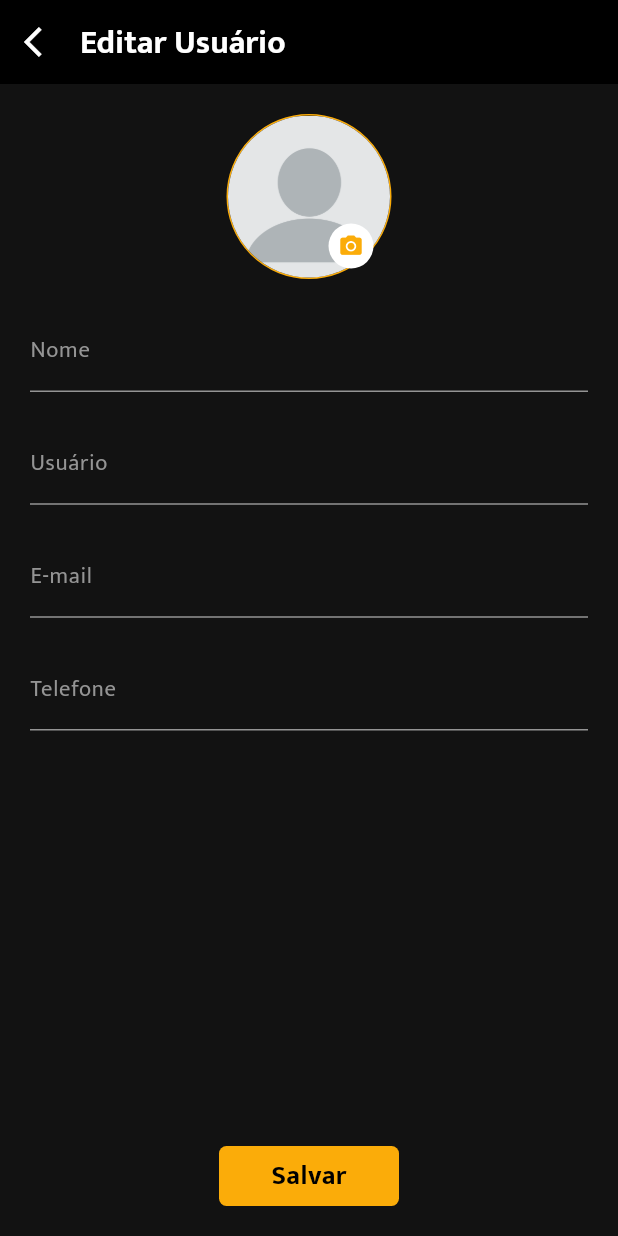
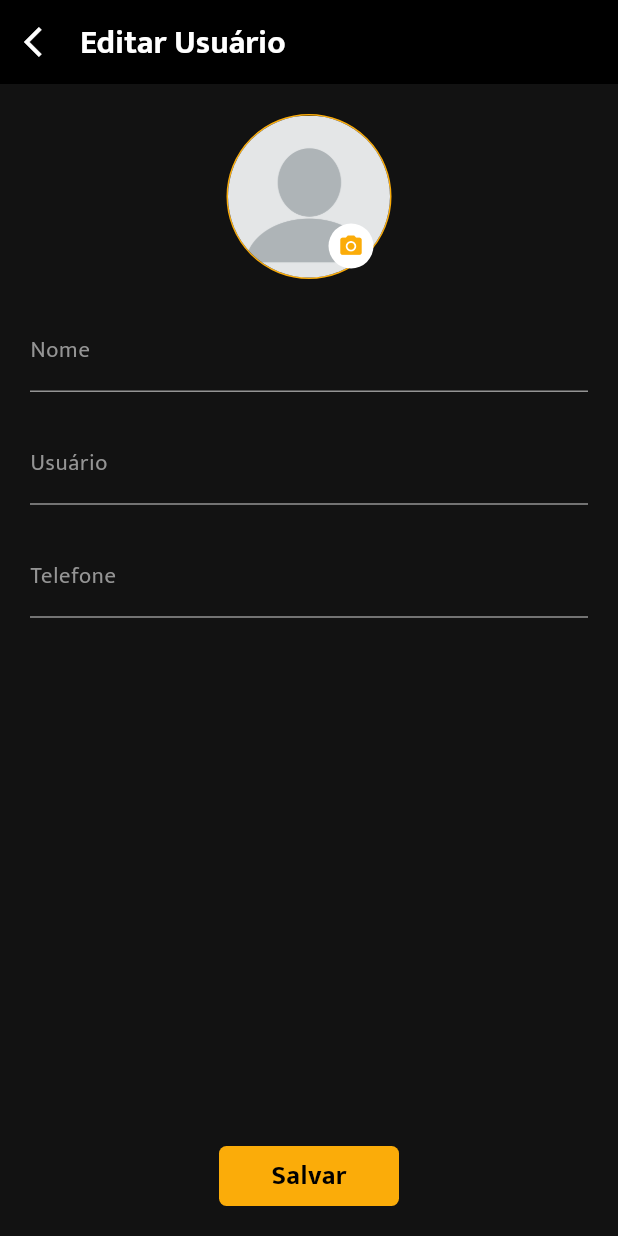
Before and after one commit to micaeleCAMPBrasil/app_tuddo_gramado, a Flutter app: the EditProfilePage screen opened directly with empty values, on a phone screen of 412 x 824 dp. Run offline on Flutter 3.47's test engine with Material 3 defaults, Android fonts, the phone set to English and light mode, and no system bars; drawn by our look-alikes of auto_size_text; our stand-ins replace cached_network_image, carousel_slider, cloud_firestore, dio, firebase_auth, firebase_core and 14 more; missing offline and left inert: flutter_inappwebview, wp_json_api; accounts and stored records are empty; generated files the repository leaves out were written again.

Commit message:
Resolvendo parcialmente o problema de atualizar usuario

```diff
--- a/lib/screens/profile/edit_profile/edit_profile_page.dart
+++ b/lib/screens/profile/edit_profile/edit_profile_page.dart
@@ -352,12 +352,12 @@ class _EditProfilePageState extends State<EditProfilePage> {
               lableText: 'Usuário',
             ),
             heightSpace20,
-            PrimaryTextfield(
-              controller: _emailController,
-              lableText: 'E-mail',
-              keyboardType: TextInputType.emailAddress,
-            ),
-            heightSpace20,
+            // PrimaryTextfield(
+            //   controller: _emailController,
+            //   lableText: 'E-mail',
+            //   keyboardType: TextInputType.emailAddress,
+            // ),
+            // heightSpace20,
             PrimaryTextfield(
               controller: _phoneNumberController,
               lableText: 'Telefone',
```
